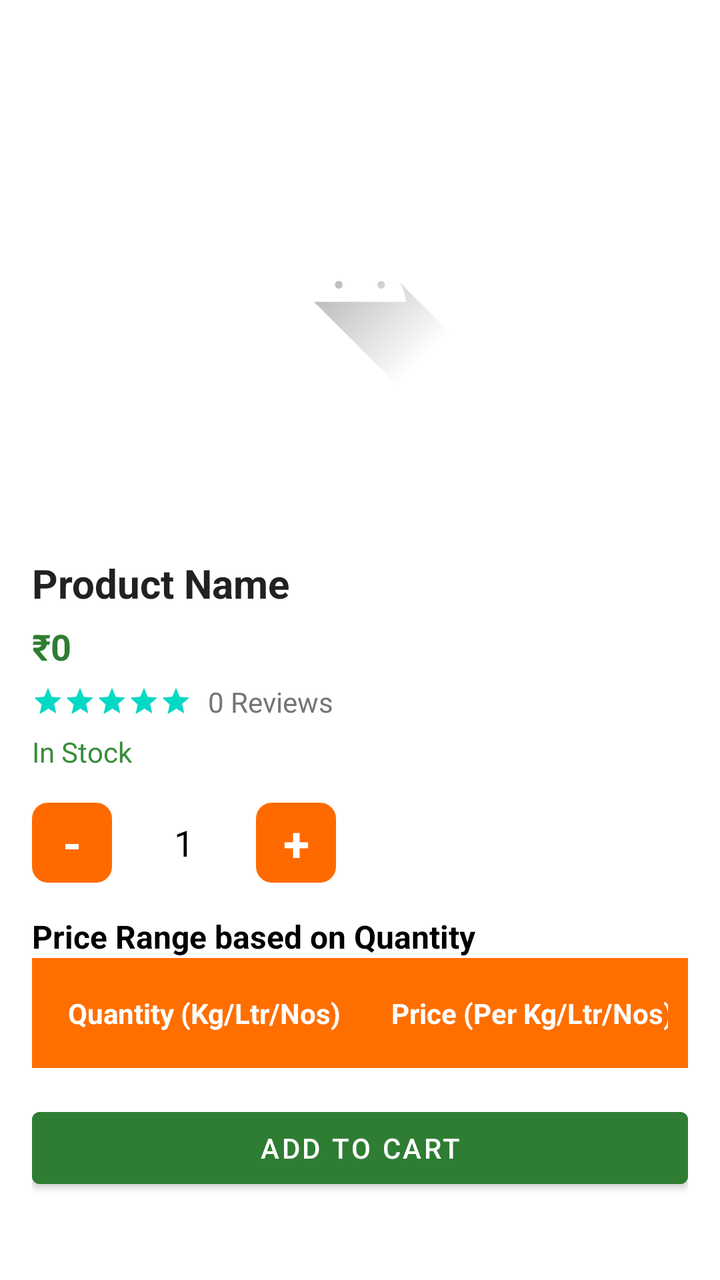
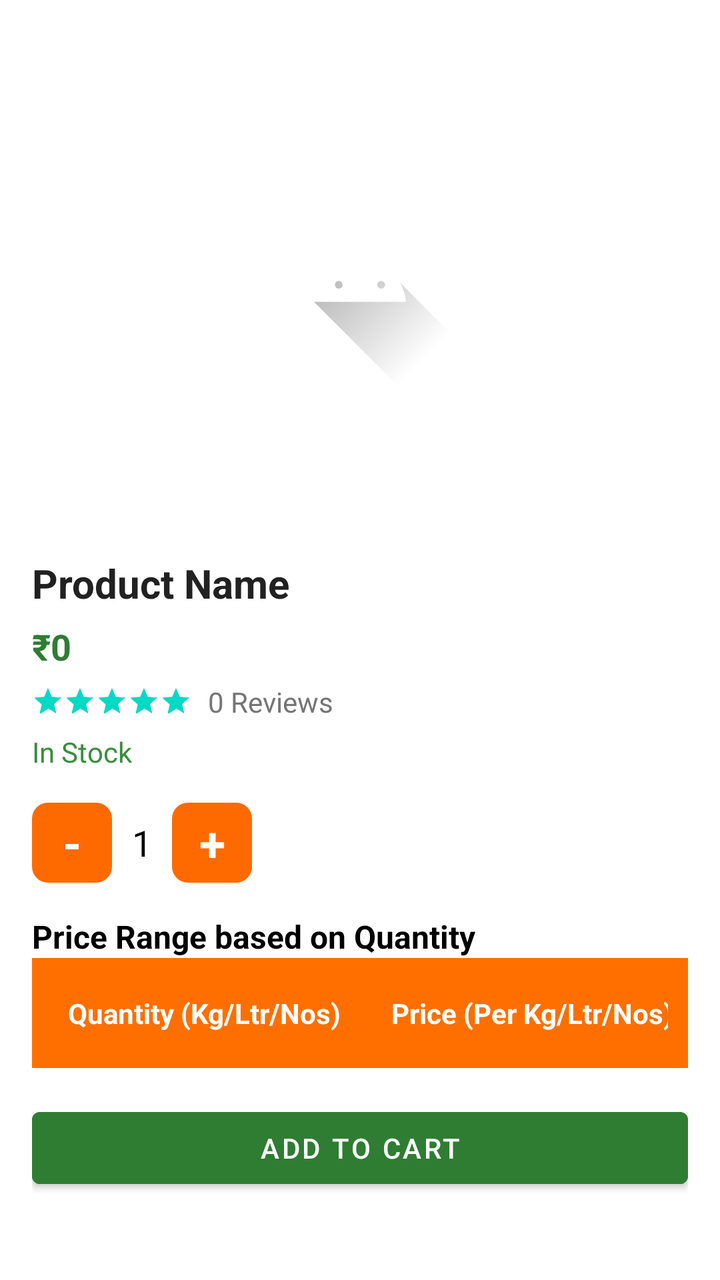

An Android layout rendered at two revisions. The XML below is the earlier revision; the diff shows what the commit changed to produce the second picture.
<!-- AndroidManifest.xml: application theme Theme.BulkAgrochem -->
<!-- res/layout/activity_product_detail.xml -->
<?xml version="1.0" encoding="utf-8"?>
<LinearLayout
    xmlns:android="http://schemas.android.com/apk/res/android"
    android:layout_width="match_parent"
    android:layout_height="match_parent"
    android:orientation="vertical"
    android:fitsSystemWindows="true">

<ScrollView
    android:id="@+id/main"
    android:layout_width="match_parent"
    android:layout_height="match_parent"
    android:background="#FFFFFF"
    >

    <LinearLayout
        android:layout_width="match_parent"
        android:layout_height="wrap_content"
        android:orientation="vertical"
        android:padding="16dp">

        
        <FrameLayout
            android:layout_width="match_parent"
            android:layout_height="wrap_content">

            
            <ImageView
                android:id="@+id/imgProduct"
                android:layout_width="match_parent"
                android:layout_height="250dp"
                android:scaleType="centerInside"
                android:src="@drawable/ic_launcher_foreground" />



        </FrameLayout>


        
        <TextView
            android:id="@+id/txtProductName"
            android:layout_width="match_parent"
            android:layout_height="wrap_content"
            android:layout_marginTop="12dp"
            android:text="Product Name"
            android:textColor="#212121"
            android:textSize="20sp"
            android:textStyle="bold" />

        
        <LinearLayout
            android:layout_width="wrap_content"
            android:layout_height="wrap_content"
            android:layout_marginTop="6dp"
            android:orientation="horizontal">

            <TextView
                android:id="@+id/txtProductPrice"
                android:layout_width="wrap_content"
                android:layout_height="wrap_content"
                android:text="₹0"
                android:textColor="#2E7D32"
                android:textSize="18sp"
                android:textStyle="bold" />

            <TextView
                android:id="@+id/txtOriginalPrice"
                android:layout_width="wrap_content"
                android:layout_height="wrap_content"
                android:layout_marginStart="8dp"
                android:text="₹00"
                android:textColor="#9E9E9E"
                android:textSize="16sp"
                android:visibility="gone"/>

            
            <TextView
                android:id="@+id/txtDiscount"
                android:layout_width="wrap_content"
                android:layout_height="wrap_content"
                android:layout_marginTop="0dp"
                android:layout_marginStart="10dp"
                android:background="@drawable/bg_discount"
                android:padding="6dp"
                android:text="10% OFF"
                android:textColor="#FFFFFF"
                android:textSize="14sp"
                android:visibility="gone" />

        </LinearLayout>


        
        <LinearLayout
            android:layout_width="wrap_content"
            android:layout_height="wrap_content"
            android:orientation="horizontal"
            android:layout_marginTop="6dp"
            android:gravity="center_vertical">

            <RatingBar
                android:id="@+id/ratingBar"
                style="?android:attr/ratingBarStyleSmall"
                android:layout_width="wrap_content"
                android:layout_height="wrap_content"
                android:isIndicator="true"
                android:numStars="5"
                android:stepSize="0.5"
                android:rating="5"
                android:theme="@style/Widget.AppCompat.RatingBar.Small"/>

            <TextView
                android:id="@+id/txtReviews"
                android:layout_width="wrap_content"
                android:layout_height="wrap_content"
                android:text="0 Reviews"
                android:textSize="14sp"
                android:textColor="#757575"
                android:layout_marginStart="8dp"/>

        </LinearLayout>

        
        <TextView
            android:id="@+id/txtStock"
            android:layout_width="wrap_content"
            android:layout_height="wrap_content"
            android:layout_marginTop="6dp"
            android:text="In Stock"
            android:textColor="#388E3C" />


        
        <LinearLayout
            android:layout_width="wrap_content"
            android:layout_height="wrap_content"
            android:layout_marginTop="16dp"
            android:orientation="horizontal"
            android:gravity="center_vertical">

            <TextView
                android:id="@+id/btnMinus"
                android:layout_width="40dp"
                android:layout_height="40dp"
                android:background="@drawable/bg_qty_button"
                android:foreground="?attr/selectableItemBackground"
                android:gravity="center"
                android:text="-"
                android:textColor="#FFFFFF"
                android:textSize="24sp"
                android:textStyle="bold" />

            <TextView
                android:id="@+id/txtQty"
                android:layout_width="wrap_content"
                android:layout_height="wrap_content"
                android:minWidth="40dp"
                android:gravity="center"
                android:text="1"
                android:textColor="@color/black"
                android:textSize="18sp"
                android:layout_marginLeft="16dp"
                android:layout_marginRight="16dp" />

            <TextView
                android:id="@+id/btnPlus"
                android:layout_width="40dp"
                android:layout_height="40dp"
                android:background="@drawable/bg_qty_button"
                android:foreground="?attr/selectableItemBackground"
                android:gravity="center"
                android:text="+"
                android:textColor="#FFFFFF"
                android:textSize="24sp"
                android:textStyle="bold" />

        </LinearLayout>

        
        <TextView
            android:layout_width="wrap_content"
            android:layout_height="wrap_content"
            android:text="Price Range based on Quantity"
            android:textStyle="bold"
            android:textSize="16sp"
            android:layout_marginTop="16dp"
            android:textColor="#000" />

        
        <TableLayout
            android:id="@+id/tablePriceRange"
            android:layout_width="match_parent"
            android:layout_height="wrap_content"
            android:stretchColumns="*"
            android:visibility="visible">

            <TableRow
                android:background="#FF6F00"
                android:padding="10dp">

                <TextView
                    android:text="Quantity (Kg/Ltr/Nos)"
                    android:textColor="@android:color/white"
                    android:textStyle="bold"
                    android:padding="8dp"/>

                <TextView
                    android:text="Price (Per Kg/Ltr/Nos)"
                    android:textColor="@android:color/white"
                    android:textStyle="bold"
                    android:padding="8dp"/>
            </TableRow>

        </TableLayout>



        
        <Button
            android:id="@+id/btnAddToCart"
            android:layout_width="match_parent"
            android:layout_height="48dp"
            android:layout_marginTop="16dp"
            android:backgroundTint="#2E7D32"
            android:text="Add to Cart"
            android:textColor="#FFFFFF" />

        
        <TextView
            android:id="@+id/txtDescription"
            android:layout_width="match_parent"
            android:layout_height="wrap_content"
            android:layout_marginTop="12dp"
            android:text="Product Description..."
            android:textColor="#757575"
            android:textSize="14sp"
            android:visibility="gone" />

        
        <TextView
            android:id="@+id/txtDetails"
            android:layout_width="match_parent"
            android:layout_height="wrap_content"
            android:layout_marginTop="12dp"
            android:text="Product Details..."
            android:textColor="#616161"
            android:textSize="14sp"
            android:visibility="gone" />

    </LinearLayout>

</ScrollView>
</LinearLayout>
<!-- resources referenced by this layout -->
<resources>
  <color name="black">#FF000000</color>
  <!-- drawable bg_discount (drawable) -->
  <shape xmlns:android="http://schemas.android.com/apk/res/android">
      <solid android:color="#D32F2F"/>
      <corners android:radius="6dp"/>
  </shape>
  <!-- drawable bg_qty_button (drawable) -->
  <shape xmlns:android="http://schemas.android.com/apk/res/android">
      <solid android:color="#FF6A00"/>
      <corners android:radius="8dp"/>
  </shape>
  <!-- drawable ic_launcher_foreground (drawable) -->
  <vector xmlns:android="http://schemas.android.com/apk/res/android"
      xmlns:aapt="http://schemas.android.com/aapt"
      android:width="108dp"
      android:height="108dp"
      android:viewportWidth="108"
      android:viewportHeight="108">
      <path android:pathData="M31,63.928c0,0 6.4,-11 12.1,-13.1c7.2,-2.6 26,-1.4 26,-1.4l38.1,38.1L107,108.928l-32,-1L31,63.928z">
          <aapt:attr name="android:fillColor">
              <gradient
                  android:endX="85.84757"
                  android:endY="92.4963"
                  android:startX="42.9492"
                  android:startY="49.59793"
                  android:type="linear">
                  <item
                      android:color="#44000000"
                      android:offset="0.0" />
                  <item
                      android:color="#00000000"
                      android:offset="1.0" />
              </gradient>
          </aapt:attr>
      </path>
      <path
          android:fillColor="#FFFFFF"
          android:fillType="nonZero"
          android:pathData="M65.3,45.828l3.8,-6.6c0.2,-0.4 0.1,-0.9 -0.3,-1.1c-0.4,-0.2 -0.9,-0.1 -1.1,0.3l-3.9,6.7c-6.3,-2.8 -13.4,-2.8 -19.7,0l-3.9,-6.7c-0.2,-0.4 -0.7,-0.5 -1.1,-0.3C38.8,38.328 38.7,38.828 38.9,39.228l3.8,6.6C36.2,49.428 31.7,56.028 31,63.928h46C76.3,56.028 71.8,49.428 65.3,45.828zM43.4,57.328c-0.8,0 -1.5,-0.5 -1.8,-1.2c-0.3,-0.7 -0.1,-1.5 0.4,-2.1c0.5,-0.5 1.4,-0.7 2.1,-0.4c0.7,0.3 1.2,1 1.2,1.8C45.3,56.528 44.5,57.328 43.4,57.328L43.4,57.328zM64.6,57.328c-0.8,0 -1.5,-0.5 -1.8,-1.2s-0.1,-1.5 0.4,-2.1c0.5,-0.5 1.4,-0.7 2.1,-0.4c0.7,0.3 1.2,1 1.2,1.8C66.5,56.528 65.6,57.328 64.6,57.328L64.6,57.328z"
          android:strokeWidth="1"
          android:strokeColor="#00000000" />
  </vector>
  <style name="Theme.BulkAgrochem" parent="Base.Theme.BulkAgrochem" />
  <style name="Base.Theme.BulkAgrochem" parent="Theme.MaterialComponents.DayNight.NoActionBar">
          
          <item name="colorPrimary">@color/colorPrimary</item>
          <item name="colorPrimaryVariant">@color/colorPrimaryDark</item>
          <item name="colorOnPrimary">@color/colorOnPrimary</item>
  
          <item name="android:windowBackground">@color/app_background</item>
          <item name="colorSurface">@color/app_background</item>
  
          
          <item name="android:statusBarColor">@color/white</item>
          <item name="android:windowLightStatusBar">false</item>
      </style>
  <color name="colorPrimary">@color/orange_brand</color>
  <color name="colorPrimaryDark">#E65100</color>
  <color name="colorOnPrimary">@color/white</color>
  <color name="app_background">#F5F5F5</color>
  <color name="white">#FFFFFFFF</color>
  <color name="orange_brand">#FF6A00</color>
</resources>

<!-- the commit's change to res/layout/activity_product_detail.xml (unified diff, before → after) -->
@@ -155,13 +155,13 @@
                 android:id="@+id/txtQty"
                 android:layout_width="wrap_content"
                 android:layout_height="wrap_content"
-                android:minWidth="40dp"
+                android:minWidth="10sp"
                 android:gravity="center"
                 android:text="1"
                 android:textColor="@color/black"
                 android:textSize="18sp"
-                android:layout_marginLeft="16dp"
-                android:layout_marginRight="16dp" />
+                android:layout_marginLeft="10sp"
+                android:layout_marginRight="10sp" />
 
             <TextView
                 android:id="@+id/btnPlus"
